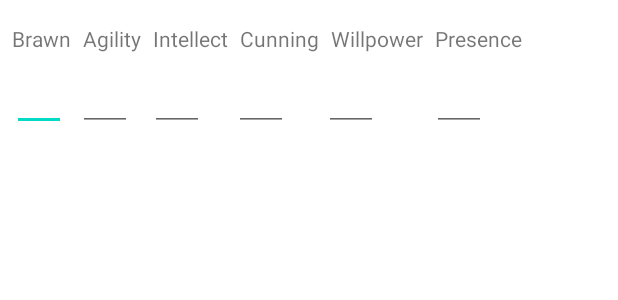
After one commit to ryanmueller28/GenesysCharacterSheetApp, an Android app: the layout fragment_characteristic.xml on its own in the app's theme, with its tools: preview values and no code run, on a phone screen of 412 x 824 dp. The commit adds this screen. Shown: the top 300 px of the screen. Run offline under Robolectric (Android 15) with nearby library versions, the phone set to English and light mode, and no system bars.

Commit message:
Got Characteristic fragment set up in Java and XML. Launching in VM now

```diff
--- a/app/build.gradle
+++ b/app/build.gradle
@@ -33,6 +33,11 @@ dependencies {
     implementation 'androidx.appcompat:appcompat:1.2.0'
     implementation 'com.google.android.material:material:1.2.1'
     implementation 'androidx.constraintlayout:constraintlayout:2.0.4'
+    implementation 'androidx.legacy:legacy-support-v4:1.0.0'
+    implementation 'androidx.navigation:navigation-fragment:2.2.2'
+    implementation 'androidx.navigation:navigation-ui:2.2.2'
+    implementation 'androidx.viewpager:viewpager:1.0.0'
+    implementation 'androidx.coordinatorlayout:coordinatorlayout:1.1.0'
     testImplementation 'junit:junit:4.+'
     androidTestImplementation 'androidx.test.ext:junit:1.1.2'
     androidTestImplementation 'androidx.test.espresso:espresso-core:3.3.0'
--- /dev/null
+++ b/app/src/main/res/layout/content_characteristic.xml
@@ -0,0 +1,6 @@
+<?xml version="1.0" encoding="utf-8"?>
+<androidx.constraintlayout.widget.ConstraintLayout xmlns:android="http://schemas.android.com/apk/res/android"
+    xmlns:app="http://schemas.android.com/apk/res-auto"
+    android:layout_width="match_parent"
+    android:layout_height="match_parent"
+    app:layout_behavior="@string/appbar_scrolling_view_behavior"></androidx.constraintlayout.widget.ConstraintLayout>
--- /dev/null
+++ b/app/src/main/res/layout/fragment_characteristic.xml
@@ -0,0 +1,138 @@
+<?xml version="1.0" encoding="utf-8"?>
+<androidx.constraintlayout.widget.ConstraintLayout xmlns:android="http://schemas.android.com/apk/res/android"
+    xmlns:app="http://schemas.android.com/apk/res-auto"
+    xmlns:tools="http://schemas.android.com/tools"
+    android:id="@+id/frameLayout"
+    android:layout_width="match_parent"
+    android:layout_height="match_parent"
+    tools:context=".CharacteristicFragment">
+
+    <TextView
+        android:id="@+id/Brawn"
+        android:layout_width="wrap_content"
+        android:layout_height="wrap_content"
+        android:layout_marginStart="8dp"
+        android:layout_marginTop="16dp"
+        android:text="@string/BrawnString"
+        app:layout_constraintStart_toStartOf="parent"
+        app:layout_constraintTop_toTopOf="parent" />
+
+    <EditText
+        android:id="@+id/BrawnValue"
+        android:layout_width="36dp"
+        android:layout_height="36dp"
+        android:layout_marginStart="8dp"
+        android:layout_marginTop="16dp"
+        android:ems="10"
+        android:inputType="number"
+        app:layout_constraintStart_toStartOf="parent"
+        app:layout_constraintTop_toBottomOf="@+id/Brawn" />
+
+    <TextView
+        android:id="@+id/Agility"
+        android:layout_width="wrap_content"
+        android:layout_height="wrap_content"
+        android:layout_marginStart="8dp"
+        android:layout_marginTop="16dp"
+        android:text="@string/AgilityString"
+        app:layout_constraintStart_toEndOf="@+id/Brawn"
+        app:layout_constraintTop_toTopOf="parent" />
+
+    <EditText
+        android:id="@+id/AgilityValue"
+        android:layout_width="36dp"
+        android:layout_height="36dp"
+        android:layout_marginStart="8dp"
+        android:layout_marginTop="16dp"
+        android:ems="10"
+        android:inputType="number"
+        app:layout_constraintStart_toEndOf="@+id/BrawnValue"
+        app:layout_constraintTop_toBottomOf="@+id/Agility" />
+
+    <TextView
+        android:id="@+id/Intellect"
+        android:layout_width="wrap_content"
+        android:layout_height="wrap_content"
+        android:layout_marginStart="8dp"
+        android:layout_marginTop="16dp"
+        android:text="@string/IntellectString"
+        app:layout_constraintStart_toEndOf="@+id/Agility"
+        app:layout_constraintTop_toTopOf="parent" />
+
+    <EditText
+        android:id="@+id/IntellectValue"
+        android:layout_width="36dp"
+        android:layout_height="36dp"
+        android:layout_marginStart="12dp"
+        android:layout_marginTop="16dp"
+        android:ems="10"
+        android:inputType="number"
+        app:layout_constraintStart_toEndOf="@+id/AgilityValue"
+        app:layout_constraintTop_toBottomOf="@+id/Intellect" />
+
+    <TextView
+        android:id="@+id/Cunning"
+        android:layout_width="wrap_content"
+        android:layout_height="wrap_content"
+        android:layout_marginStart="8dp"
+        android:layout_marginTop="16dp"
+        android:text="@string/CunningString"
+        app:layout_constraintStart_toEndOf="@+id/Intellect"
+        app:layout_constraintTop_toTopOf="parent" />
+
+    <EditText
+        android:id="@+id/CunningValue"
+        android:layout_width="36dp"
+        android:layout_height="36dp"
+        android:layout_marginStart="20dp"
+        android:layout_marginTop="16dp"
+        android:ems="10"
+        android:inputType="number"
+        app:layout_constraintStart_toEndOf="@+id/IntellectValue"
+        app:layout_constraintTop_toBottomOf="@+id/Cunning" />
+
+    <TextView
+        android:id="@+id/Willpower"
+        android:layout_width="wrap_content"
+        android:layout_height="wrap_content"
+        android:layout_marginStart="8dp"
+        android:layout_marginTop="16dp"
+        android:text="@string/WillpowerString"
+        app:layout_constraintStart_toEndOf="@+id/Cunning"
+        app:layout_constraintTop_toTopOf="parent" />
+
+    <EditText
+        android:id="@+id/WillpowerValue"
+        android:layout_width="36dp"
+        android:layout_height="36dp"
+        android:layout_marginStart="24dp"
+        android:layout_marginTop="16dp"
+        android:ems="10"
+        android:inputType="number"
+        app:layout_constraintStart_toEndOf="@+id/CunningValue"
+        app:layout_constraintTop_toBottomOf="@+id/Willpower" />
+
+    <TextView
+        android:id="@+id/Presence"
+        android:layout_width="wrap_content"
+        android:layout_height="wrap_content"
+        android:layout_marginStart="8dp"
+        android:layout_marginTop="16dp"
+        android:text="@string/PresenceString"
+        app:layout_constraintStart_toEndOf="@+id/Willpower"
+        app:layout_constraintTop_toTopOf="parent"
+        tools:ignore="InvalidId" />
+
+    <EditText
+        android:id="@+id/PresenceValue"
+        android:layout_width="36dp"
+        android:layout_height="36dp"
+        android:layout_marginStart="36dp"
+        android:layout_marginTop="16dp"
+        android:ems="10"
+        android:inputType="number"
+        app:layout_constraintStart_toEndOf="@+id/WillpowerValue"
+        app:layout_constraintTop_toBottomOf="@+id/Presence" />
+
+
+</androidx.constraintlayout.widget.ConstraintLayout>
--- /dev/null
+++ b/app/src/main/res/values/dimens.xml
@@ -0,0 +1,3 @@
+<resources>
+    <dimen name="fab_margin">16dp</dimen>
+</resources>
--- a/app/src/main/res/values/strings.xml
+++ b/app/src/main/res/values/strings.xml
@@ -1,3 +1,18 @@
 <resources>
-    <string name="app_name">GenesysCharacterSheetApp</string>
+    <string name="app_name">Genesys Character Sheet App</string>
+    <string-array name="Characteristics">
+        <item>Brawn</item>
+        <item>Agility</item>
+        <item>Intellect</item>
+        <item>Cunning</item>
+        <item>Willpower</item>
+        <item>Presence</item>
+    </string-array>
+    <string name="BrawnString">Brawn</string>
+    <string name="AgilityString">Agility</string>
+    <string name="IntellectString">Intellect</string>
+    <string name="CunningString">Cunning</string>
+    <string name="WillpowerString">Willpower</string>
+    <string name="PresenceString">Presence</string>
+
 </resources>
```
Also changed, not shown: app/src/main/java/com/genesyscharactersheetapp/Characteristic.java (+20 -2 lines), app/src/main/java/com/genesyscharactersheetapp/CharacteristicFragment.java (added, +45 -0 lines), app/src/main/java/com/genesyscharactersheetapp/Skill.java (added, +33 -0 lines), app/src/main/res/layout/activity_main.xml (+28 -10 lines), app/src/main/res/values/themes.xml (+9 -0 lines).
